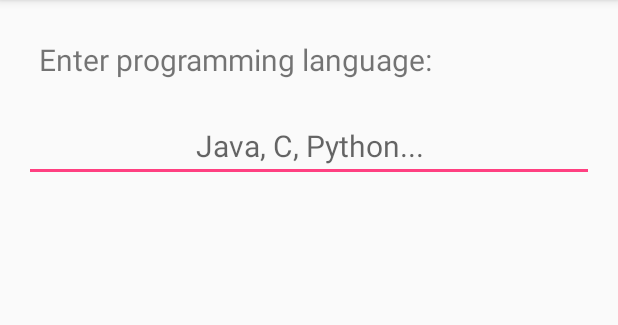
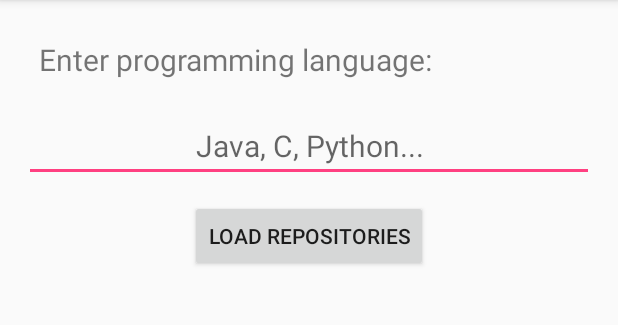
Before and after one commit to stevyhacker/github-api-test-app, an Android app: the screen it shows after launch (MainActivity), on a phone screen of 412 x 824 dp, the part 84-409 px from its top. Run offline under Robolectric (Android 15) with nearby library versions, the phone set to English and light mode, and no system bars.

Commit message:
MainActivity layout completed

```diff
--- a/app/src/main/res/layout/activity_main.xml
+++ b/app/src/main/res/layout/activity_main.xml
@@ -4,19 +4,25 @@
     xmlns:tools="http://schemas.android.com/tools"
     android:layout_width="match_parent"
     android:layout_height="match_parent"
-    android:paddingBottom="@dimen/activity_vertical_margin"
-    android:paddingLeft="@dimen/activity_horizontal_margin"
-    android:paddingRight="@dimen/activity_horizontal_margin"
-    android:paddingTop="@dimen/activity_vertical_margin"
+
     tools:context="com.microapps.githubapitestapp.MainActivity">
+
+    <RelativeLayout
+        android:id="@+id/searchRelativeLayout"
+        android:layout_width="match_parent"
+        android:layout_height="wrap_content"
+        android:paddingBottom="@dimen/activity_vertical_margin"
+        android:paddingLeft="@dimen/activity_horizontal_margin"
+        android:paddingRight="@dimen/activity_horizontal_margin"
+        android:paddingTop="@dimen/activity_vertical_margin">
 
     <TextView
         android:id="@+id/hintEnterLangTextView"
         android:layout_width="match_parent"
         android:layout_height="wrap_content"
+        android:layout_centerHorizontal="true"
+        android:layout_marginBottom="10dp"
         android:padding="10dp"
-        android:layout_marginBottom="10dp"
-        android:layout_centerHorizontal="true"
         android:text="@string/enter_language"
         android:textSize="20sp"/>
 
@@ -24,8 +30,24 @@
         android:id="@+id/languagesTextView"
         android:layout_width="match_parent"
         android:layout_height="wrap_content"
+        android:layout_below="@+id/hintEnterLangTextView"
         android:gravity="center_horizontal"
         android:hint="Java, C, Python..."
-        android:layout_below="@+id/hintEnterLangTextView"
         android:textSize="20sp"/>
+
+    <Button
+        android:id="@+id/loadMostPopularRepositoriesButton"
+        android:layout_width="wrap_content"
+        android:layout_height="wrap_content"
+        android:layout_below="@+id/languagesTextView"
+        android:layout_centerHorizontal="true"
+        android:layout_margin="12dp"
+        android:text="Load repositories"/>
+
+    </RelativeLayout>
+    <ListView
+        android:id="@+id/mostPopularReposListView"
+        android:layout_width="match_parent"
+        android:layout_height="wrap_content"
+        android:layout_below="@id/searchRelativeLayout"/>
 </RelativeLayout>
```
